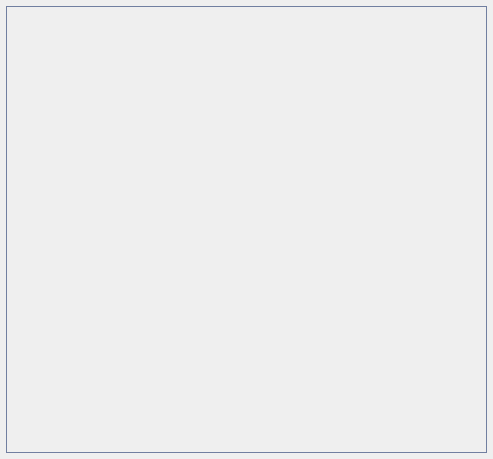
itds-consulting/yate, file share/skins/default/fileprogress.ui: the form before one commit.
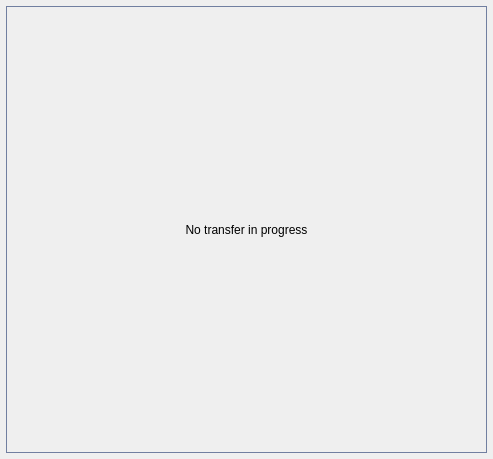
The form after the commit. Icons and pictures are not drawn.

Commit message: Display a message in the file transfer window when there are no current transfers.

```diff
--- a/share/skins/default/fileprogress.ui
+++ b/share/skins/default/fileprogress.ui
@@ -32,6 +32,63 @@
     <number>6</number>
    </property>
    <item>
+    <widget class="QStackedWidget" name="file_progress_container" >
+     <property name="currentIndex" >
+      <number>0</number>
+     </property>
+     <widget class="QWidget" name="page_empty_list" >
+      <layout class="QVBoxLayout" >
+       <property name="spacing" >
+        <number>0</number>
+       </property>
+       <property name="leftMargin" >
+        <number>0</number>
+       </property>
+       <property name="topMargin" >
+        <number>0</number>
+       </property>
+       <property name="rightMargin" >
+        <number>0</number>
+       </property>
+       <property name="bottomMargin" >
+        <number>0</number>
+       </property>
+       <item>
+        <widget class="QLabel" name="label_no_file_progress" >
+         <property name="styleSheet" >
+          <string>QLabel {
+  border: 1px solid #717fa0;
+}
+</string>
+         </property>
+         <property name="text" >
+          <string>No transfer in progress</string>
+         </property>
+         <property name="alignment" >
+          <set>Qt::AlignCenter</set>
+         </property>
+        </widget>
+       </item>
+      </layout>
+     </widget>
+     <widget class="QWidget" name="page_list" >
+      <layout class="QVBoxLayout" >
+       <property name="spacing" >
+        <number>0</number>
+       </property>
+       <property name="leftMargin" >
+        <number>0</number>
+       </property>
+       <property name="topMargin" >
+        <number>0</number>
+       </property>
+       <property name="rightMargin" >
+        <number>0</number>
+       </property>
+       <property name="bottomMargin" >
+        <number>0</number>
+       </property>
+       <item>
     <widget class="QFrame" name="frame_file_progress" >
      <property name="sizePolicy" >
       <sizepolicy vsizetype="Expanding" hsizetype="Expanding" >
@@ -65,6 +122,10 @@
        <string>property:_yate_itemselectedstyle=contact:QWidget#${name}{background:lightblue;}</string>
       </stringlist>
      </property>
+        </widget>
+       </item>
+      </layout>
+     </widget>
     </widget>
    </item>
   </layout>
```
Lines whose indentation alone changed are shown as unchanged. The commit also changes 1 other file.
